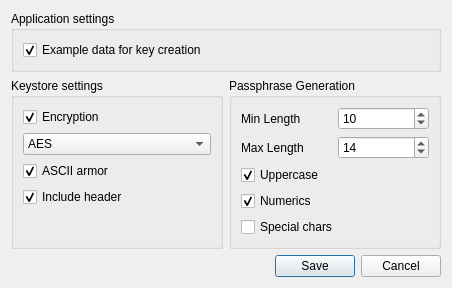
First picture: the form in ui/Settings.ui, repository tcShadowWalker/XKey, before the edit.
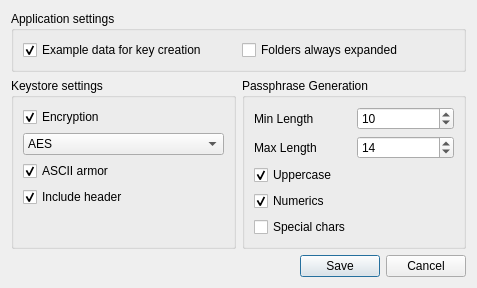
Second picture: the form after the edit. Icons and pictures are not drawn.

Commit message:
Fixed move assignment for folders
Folders can now be removed again

Patch:
```diff
--- a/ui/Settings.ui
+++ b/ui/Settings.ui
@@ -6,8 +6,8 @@
    <rect>
     <x>0</x>
     <y>0</y>
-    <width>452</width>
-    <height>257</height>
+    <width>477</width>
+    <height>262</height>
    </rect>
   </property>
   <property name="windowTitle">
@@ -218,8 +218,8 @@
      <property name="title">
       <string>Application settings</string>
      </property>
-     <layout class="QVBoxLayout" name="verticalLayout_2">
-      <item>
+     <layout class="QGridLayout" name="gridLayout_3">
+      <item row="0" column="0">
        <widget class="QCheckBox" name="exampleEntriesCheckBox">
         <property name="toolTip">
          <string>&lt;html&gt;&lt;head/&gt;&lt;body&gt;&lt;p&gt;Populate the EditKey dialog with some example data when creating new keys-entries.&lt;/p&gt;&lt;p&gt;If deactivated, all fields are left empty.&lt;/p&gt;&lt;/body&gt;&lt;/html&gt;</string>
@@ -232,6 +232,13 @@
         </property>
        </widget>
       </item>
+      <item row="0" column="1">
+       <widget class="QCheckBox" name="expandFoldersCheckBox">
+        <property name="text">
+         <string>Folders always expanded</string>
+        </property>
+       </widget>
+      </item>
      </layout>
     </widget>
    </item>
```
The commit also changes 5 other files.
